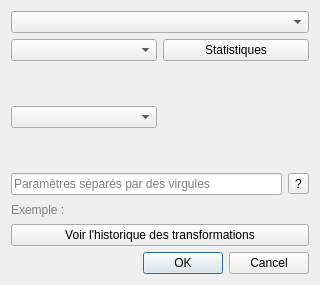
First picture: the form in fuzzyattributes_dialog_base.ui, repository SigEtTerritoires/FuzzyAttributes, before the edit.
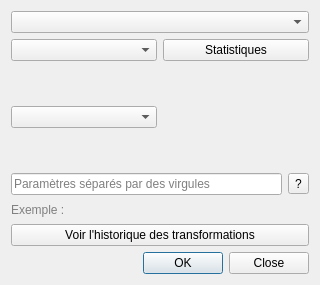
Second picture: the form after the edit.

```diff
--- a/fuzzyattributes_dialog_base.ui
+++ b/fuzzyattributes_dialog_base.ui
@@ -96,7 +96,7 @@
    <item>
     <widget class="QDialogButtonBox" name="buttonBox">
      <property name="standardButtons">
-      <set>QDialogButtonBox::Cancel|QDialogButtonBox::Ok</set>
+      <set>QDialogButtonBox::Close|QDialogButtonBox::Ok</set>
      </property>
     </widget>
    </item>
```
